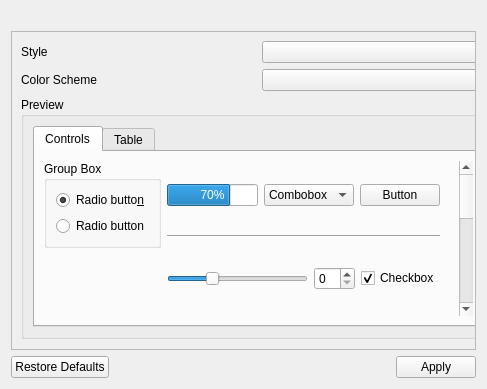
The window that alphaplot/src/ui/GeneralAppreanceSettings.ui (narunlifescience/AlphaPlot) describes before a commit, drawn with Qt 5.
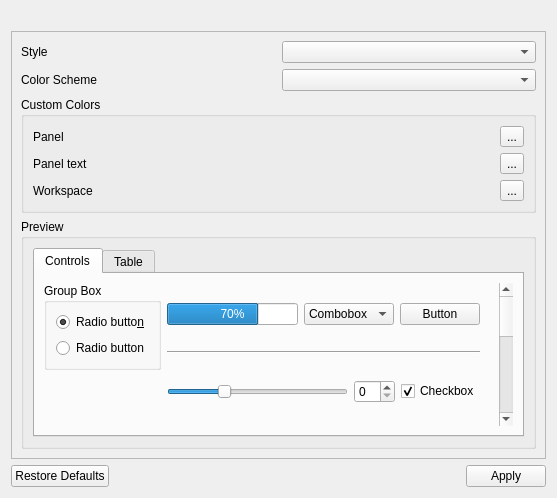
The same window after the commit. The open tabs and pages were chosen to show the change.

Commit message: General appearance settings #1

Diff of the .ui file:
```diff
--- a/alphaplot/src/ui/GeneralAppreanceSettings.ui
+++ b/alphaplot/src/ui/GeneralAppreanceSettings.ui
@@ -6,8 +6,8 @@
    <rect>
     <x>0</x>
     <y>0</y>
-    <width>487</width>
-    <height>389</height>
+    <width>557</width>
+    <height>498</height>
    </rect>
   </property>
   <property name="windowTitle">
@@ -37,8 +37,8 @@
        <rect>
         <x>0</x>
         <y>0</y>
-        <width>512</width>
-        <height>314</height>
+        <width>537</width>
+        <height>429</height>
        </rect>
       </property>
       <layout class="QVBoxLayout" name="verticalLayout_3">
@@ -70,13 +70,139 @@
          </item>
         </layout>
        </item>
+       <item>
+        <widget class="QGroupBox" name="customColorGroupBox">
+         <property name="title">
+          <string>Custom Colors</string>
+         </property>
+         <layout class="QVBoxLayout" name="verticalLayout_4">
+          <item>
+           <layout class="QHBoxLayout" name="horizontalLayout_7">
+            <property name="spacing">
+             <number>6</number>
+            </property>
+            <item>
+             <widget class="QLabel" name="panelTextLabel">
+              <property name="text">
+               <string>Panel</string>
+              </property>
+             </widget>
+            </item>
+            <item>
+             <spacer name="horizontalSpacer_3">
+              <property name="orientation">
+               <enum>Qt::Horizontal</enum>
+              </property>
+              <property name="sizeHint" stdset="0">
+               <size>
+                <width>40</width>
+                <height>20</height>
+               </size>
+              </property>
+             </spacer>
+            </item>
+            <item>
+             <widget class="QLabel" name="panelColorLabel">
+              <property name="text">
+               <string/>
+              </property>
+             </widget>
+            </item>
+            <item>
+             <widget class="QToolButton" name="panelColorButton">
+              <property name="text">
+               <string>...</string>
+              </property>
+             </widget>
+            </item>
+           </layout>
+          </item>
+          <item>
+           <layout class="QHBoxLayout" name="horizontalLayout_8">
+            <item>
+             <widget class="QLabel" name="paneltextTextLabel">
+              <property name="text">
+               <string>Panel text</string>
+              </property>
+             </widget>
+            </item>
+            <item>
+             <spacer name="horizontalSpacer_4">
+              <property name="orientation">
+               <enum>Qt::Horizontal</enum>
+              </property>
+              <property name="sizeHint" stdset="0">
+               <size>
+                <width>40</width>
+                <height>20</height>
+               </size>
+              </property>
+             </spacer>
+            </item>
+            <item>
+             <widget class="QLabel" name="paneltextColorLabel">
+              <property name="text">
+               <string/>
+              </property>
+             </widget>
+            </item>
+            <item>
+             <widget class="QToolButton" name="paneltextColorButton">
+              <property name="text">
+               <string>...</string>
+              </property>
+             </widget>
+            </item>
+           </layout>
+          </item>
+          <item>
+           <layout class="QHBoxLayout" name="horizontalLayout_6">
+            <item>
+             <widget class="QLabel" name="workspaceTextLabel">
+              <property name="text">
+               <string>Workspace</string>
+              </property>
+             </widget>
+            </item>
+            <item>
+             <spacer name="horizontalSpacer_2">
+              <property name="orientation">
+               <enum>Qt::Horizontal</enum>
+              </property>
+              <property name="sizeHint" stdset="0">
+               <size>
+                <width>40</width>
+                <height>20</height>
+               </size>
+              </property>
+             </spacer>
+            </item>
+            <item>
+             <widget class="QLabel" name="workspaceColorLabel">
+              <property name="text">
+               <string/>
+              </property>
+             </widget>
+            </item>
+            <item>
+             <widget class="QToolButton" name="workspaceColorButton">
+              <property name="text">
+               <string>...</string>
+              </property>
+             </widget>
+            </item>
+           </layout>
+          </item>
+         </layout>
+        </widget>
+       </item>
        <item>
         <widget class="QGroupBox" name="groupBox">
          <property name="title">
           <string>Preview</string>
          </property>
          <layout class="QGridLayout" name="gridLayout">
-          <item row="0" column="0">
+          <item row="2" column="0">
            <widget class="QTabWidget" name="previewTabWidget">
             <property name="sizePolicy">
              <sizepolicy hsizetype="MinimumExpanding" vsizetype="Preferred">
```
Left out of the diff: 6 changed lines with no effect on the pictures. The commit also changes 10 other files.
